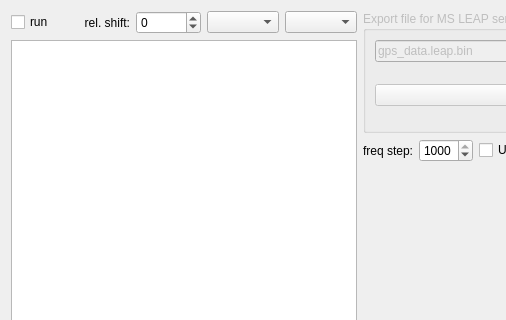
Qt form gpscorrform.ui (amungo/ItsFx3) before a commit; both pictures show x 0 to 506 and y 0 to 320 of the 1067 by 657 pixel window.
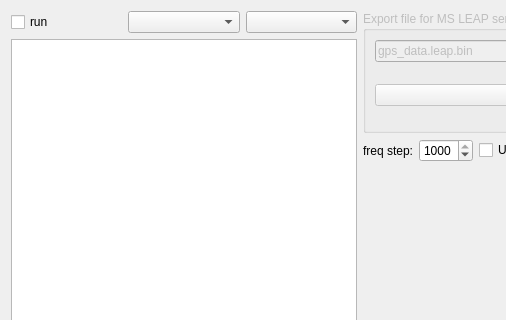
The same form after that commit. Custom widgets are drawn as their Qt base class.

Commit message: [*] relative shift -- refactor

```diff
--- a/gpscorrform.ui
+++ b/gpscorrform.ui
@@ -25,32 +25,6 @@
          </property>
         </widget>
        </item>
-       <item>
-        <widget class="QLabel" name="labelChannel_2">
-         <property name="layoutDirection">
-          <enum>Qt::LeftToRight</enum>
-         </property>
-         <property name="text">
-          <string>rel. shift:</string>
-         </property>
-         <property name="alignment">
-          <set>Qt::AlignRight|Qt::AlignTrailing|Qt::AlignVCenter</set>
-         </property>
-        </widget>
-       </item>
-       <item>
-        <widget class="QSpinBox" name="spinBoxRelativeCorr">
-         <property name="minimum">
-          <number>-53000</number>
-         </property>
-         <property name="maximum">
-          <number>53000</number>
-         </property>
-         <property name="singleStep">
-          <number>10</number>
-         </property>
-        </widget>
-       </item>
        <item>
         <widget class="QComboBox" name="comboBoxChannel">
          <property name="currentIndex">
```
The commit also changes 2 other files.
